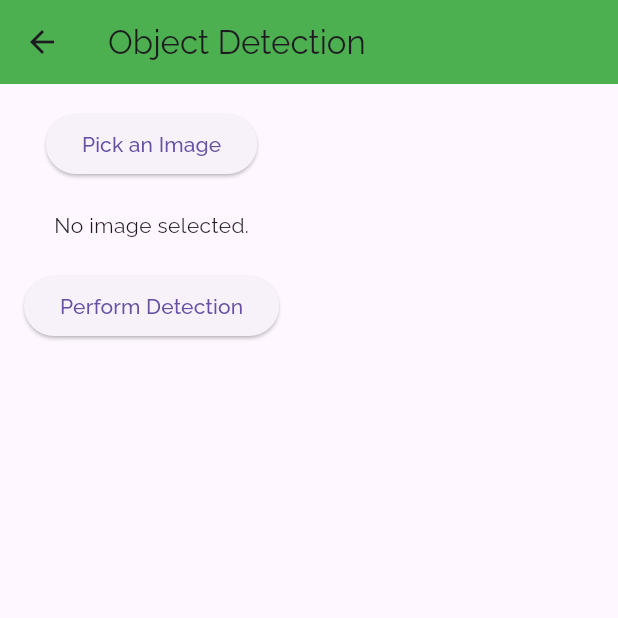
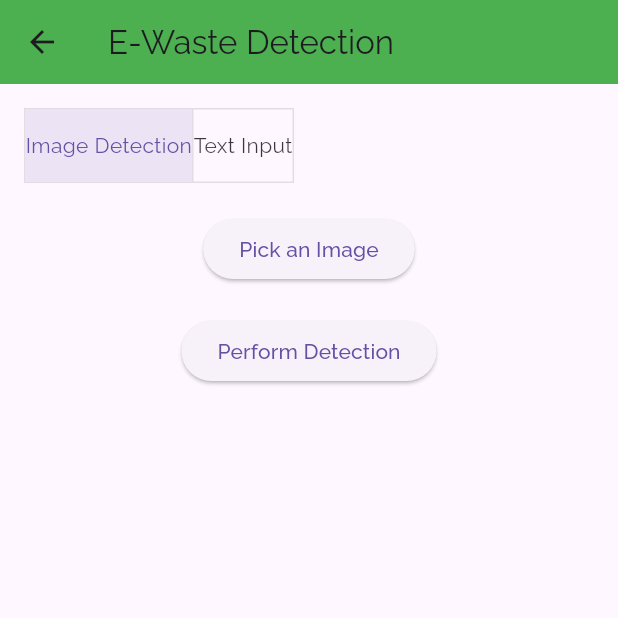
Before and after one commit to swadha112/e_waste, a Flutter app: the DetectionPage screen opened directly, on a phone screen of 412 x 824 dp, the top half of it. Run offline on Flutter 3.47's test engine with Material 3 defaults, Android fonts, the phone set to English and light mode, and no system bars; our stand-ins replace fl_chart, flutter_dotenv, google_fonts, google_maps_flutter, image_picker, lottie and 2 more; missing offline and left inert: dart:html.

Commit message:
added text input in detection page

```diff
--- a/lib/detection_page.dart
+++ b/lib/detection_page.dart
@@ -2,10 +2,12 @@ import 'package:flutter/material.dart';
 import 'package:image_picker/image_picker.dart';
 import 'package:http/http.dart' as http;
 import 'dart:convert';
-import 'dart:io'; // For mobile file handling
-import 'package:flutter/foundation.dart'; // For kIsWeb
-
-import 'recycling_info.dart'; // <-- We'll create this new page
+import 'dart:io';
+import 'package:flutter/foundation.dart';
+import 'package:flutter_dotenv/flutter_dotenv.dart';
+import 'recycling_info.dart';
+import 'dart:typed_data';
+import 'dart:html' as html; // For web file handling
 
 class DetectionPage extends StatefulWidget {
   const DetectionPage({Key? key}) : super(key: key);
@@ -17,28 +19,34 @@ class DetectionPage extends StatefulWidget {
 class _DetectionPageState extends State<DetectionPage> {
   final ImagePicker _picker = ImagePicker();
   XFile? _image;
-  String _imageUrl = ""; // For web image
-  String _resultRaw = ''; // Raw JSON result from detection
+  Uint8List? _webImageBytes; // Store image bytes for web
+  String _resultRaw = '';
   bool _isDetecting = false;
+  bool _useTextInput = false;
 
-  // API details (use your own)
-  final String apiKey = "1lnfSQNvSJxnSa9st5Jk";
-  final String modelId = "e-waste-dataset-r0ojc/43";
+  final TextEditingController _objectNameController = TextEditingController();
+  final TextEditingController _modelNameController = TextEditingController();
 
-  // Pick an image method
+  final String roboflowApiKey = "1lnfSQNvSJxnSa9st5Jk";
+  final String roboflowModelId = "e-waste-dataset-r0ojc/43";
+  final String openAiApiKey = dotenv.env['OPENAI_API_KEY'] ?? "";
+
   Future<void> _pickImage() async {
     final pickedFile = await _picker.pickImage(source: ImageSource.gallery);
     if (pickedFile != null) {
       setState(() {
         _image = pickedFile;
+      });
+
       if (kIsWeb) {
-          _imageUrl = pickedFile.path;
-        }
+        final imageBytes = await pickedFile.readAsBytes();
+        setState(() {
+          _webImageBytes = imageBytes; // Store for display in Image.memory
         });
       }
     }
+  }
 
-  // Perform detection method
   Future<void> _performDetection() async {
     if (_image == null) return;
 
@@ -47,15 +55,13 @@ class _DetectionPageState extends State<DetectionPage> {
       _resultRaw = '';
     });
 
-    final url = Uri.parse('https://detect.roboflow.com/$modelId?api_key=$apiKey&confidence=0.3');
+    final url = Uri.parse('https://detect.roboflow.com/$roboflowModelId?api_key=$roboflowApiKey&confidence=0.3');
     var request = http.MultipartRequest('POST', url);
 
     if (kIsWeb) {
-      // Web: read bytes, then send
       var imageBytes = await _image!.readAsBytes();
       request.files.add(http.MultipartFile.fromBytes('file', imageBytes, filename: 'upload.jpg'));
     } else {
-      // Mobile: send via file path
       request.files.add(await http.MultipartFile.fromPath('file', _image!.path));
     }
 
@@ -76,20 +82,17 @@ class _DetectionPageState extends State<DetectionPage> {
     }
   }
 
-  // Parse detection JSON, then navigate to the next page
   void _handleDetectionResult(String rawJson) {
     try {
       final data = jsonDecode(rawJson);
       final predictions = data['predictions'];
 
       if (predictions != null && predictions.isNotEmpty) {
-      // For simplicity, just use the first prediction
         final firstPrediction = predictions[0];
         final objectName = firstPrediction['class'] ?? 'Unknown';
         final objectWidth = firstPrediction['width'] ?? 0;
         final objectHeight = firstPrediction['height'] ?? 0;
 
-      // Pass the entire detection result to RecyclingInfoPage
         Navigator.push(
           context,
           MaterialPageRoute(
@@ -97,7 +100,7 @@ class _DetectionPageState extends State<DetectionPage> {
               objectName: objectName,
               objectWidth: objectWidth.toDouble(),
               objectHeight: objectHeight.toDouble(),
-            fullDetectionResult: rawJson, // <-- Add this
+              fullDetectionResult: rawJson,
             ),
           ),
         );
@@ -111,53 +114,108 @@ class _DetectionPageState extends State<DetectionPage> {
     }
   }
 
+  Future<void> _fetchObjectInfoFromOpenAI() async {
+    final objectName = _objectNameController.text.trim();
+    final modelName = _modelNameController.text.trim().isNotEmpty ? _modelNameController.text.trim() : "Unknown Model";
+
+    if (objectName.isEmpty) {
+      ScaffoldMessenger.of(context).showSnackBar(
+        SnackBar(content: Text('Please enter an object name.')),
+      );
+      return;
+    }
+
+    setState(() {
+      _isDetecting = true;
+    });
+
+    final url = Uri.parse('https://api.openai.com/v1/chat/completions');
+    final response = await http.post(
+      url,
+      headers: {
+        'Authorization': 'Bearer $openAiApiKey',
+        'Content-Type': 'application/json',
+      },
+      body: jsonEncode({
+        "model": "gpt-3.5-turbo",
+        "messages": [
+          {"role": "system", "content": "Provide detailed information on the object: $objectName using model: $modelName."}
+        ],
+        "temperature": 0.7,
+        "max_tokens": 256,
+      }),
+    );
+
+    if (response.statusCode == 200) {
+      final result = jsonDecode(response.body);
+      final generatedText = result['choices'][0]['message']['content'];
+
+      Navigator.push(
+        context,
+        MaterialPageRoute(
+          builder: (context) => RecyclingInfoPage(
+            objectName: objectName,
+            objectWidth: 0,
+            objectHeight: 0,
+            fullDetectionResult: generatedText,
+          ),
+        ),
+      );
+    } else {
+      ScaffoldMessenger.of(context).showSnackBar(
+        SnackBar(content: Text('Error fetching details from OpenAI.')),
+      );
+    }
+
+    setState(() {
+      _isDetecting = false;
+    });
+  }
+
   @override
   Widget build(BuildContext context) {
     return Scaffold(
       appBar: AppBar(
-        title: Text('Object Detection'),
+        title: Text('E-Waste Detection'),
         backgroundColor: Colors.green,
       ),
-      body: SingleChildScrollView(
-        child: Padding(
+      body: Padding(
         padding: EdgeInsets.all(16.0),
         child: Column(
+          crossAxisAlignment: CrossAxisAlignment.stretch,
           children: [
-              ElevatedButton(
-                onPressed: _pickImage,
-                child: Text("Pick an Image"),
+            ToggleButtons(
+              children: [Text("Image Detection"), Text("Text Input")],
+              isSelected: [_useTextInput == false, _useTextInput == true],
+              onPressed: (index) {
+                setState(() {
+                  _useTextInput = index == 1;
+                });
+              },
             ),
             SizedBox(height: 20),
-
-              // Display selected image
-              if (_image != null)
-                Container(
-                  height: MediaQuery.of(context).size.height * 0.4,
-                  child: kIsWeb
-                      ? Image.network(_imageUrl, fit: BoxFit.contain)
-                      : Image.file(File(_image!.path), fit: BoxFit.contain),
-                )
-              else
-                Text('No image selected.'),
-
+            _useTextInput
+                ? Column(
+                    children: [
+                      TextField(controller: _objectNameController, decoration: InputDecoration(labelText: 'Object Name')),
+                      TextField(controller: _modelNameController, decoration: InputDecoration(labelText: 'Model Name (optional)')),
                       SizedBox(height: 20),
-
                       ElevatedButton(
-                onPressed: _isDetecting ? null : _performDetection,
-                child: _isDetecting
-                    ? CircularProgressIndicator(color: Colors.white)
-                    : Text("Perform Detection"),
-              ),
-              SizedBox(height: 20),
-
-              // Show raw JSON only if you want to debug
-              if (_resultRaw.isNotEmpty)
-                Text(
-                  'Raw Detection Result: $_resultRaw',
-                  style: TextStyle(fontSize: 12, color: Colors.grey),
+                        onPressed: _isDetecting ? null : _fetchObjectInfoFromOpenAI,
+                        child: _isDetecting ? CircularProgressIndicator(color: Colors.white) : Text("Get Info"),
                       ),
                     ],
+                  )
+                : Column(
+                    children: [
+                      ElevatedButton(onPressed: _pickImage, child: Text("Pick an Image")),
+                      SizedBox(height: 10),
+                      if (_image != null) kIsWeb ? Image.memory(_webImageBytes!) : Image.file(File(_image!.path)),
+                      SizedBox(height: 10),
+                      ElevatedButton(onPressed: _isDetecting ? null : _performDetection, child: Text("Perform Detection")),
+                    ],
                   ),
+          ],
         ),
       ),
     );
```
Lines whose indentation alone changed are shown as unchanged.
